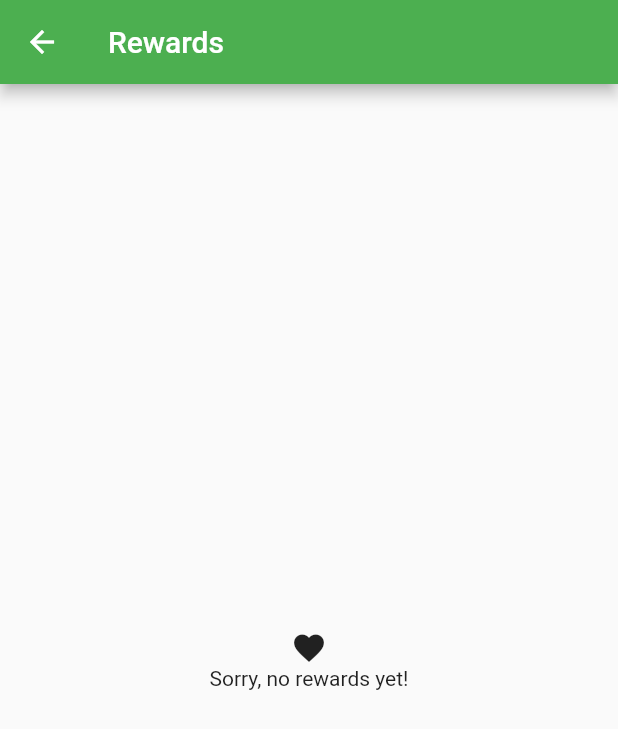
After one commit to johncallahan/quiznoob-flutter, a Flutter app: the screen it shows after launch, after a tap on "100", on a phone screen of 412 x 824 dp. The commit adds this screen. Shown: the top 729 px of the screen. Run offline on Flutter 3.47's test engine with Material 2 defaults, Android fonts, the phone set to English and light mode, and no system bars; our stand-ins replace shared_preferences; network calls fail.

Commit message:
initial wiring for rewards

```diff
--- /dev/null
+++ b/lib/RewardsPage.dart
@@ -0,0 +1,112 @@
+import 'dart:async';
+import 'dart:convert';
+import 'package:flutter/foundation.dart';
+import 'package:flutter/material.dart';
+import 'package:http/http.dart' as http;
+import 'package:quizcircle/RewardsListItem.dart';
+import 'package:quizcircle/model/Reward.dart';
+import 'package:shared_preferences/shared_preferences.dart';
+
+class RewardsPage extends StatefulWidget {
+  @override
+  RewardsPageState createState() => new RewardsPageState();
+}
+
+class RewardsPageState extends State<RewardsPage> {
+
+  List<Reward> rewards = new List();
+  final GlobalKey<RefreshIndicatorState> _refreshIndicatorKey = new GlobalKey<RefreshIndicatorState>();
+  String _accessToken;
+  String _url;
+
+  @override
+  void initState() async {
+    await this.getSharedPreferences();
+    this.getData();
+  }
+
+  getSharedPreferences() async {
+    SharedPreferences prefs = await SharedPreferences.getInstance();
+    this.setState(() {
+      _url = prefs.getString("url");
+      _accessToken = prefs.getString("token");
+    });
+    print("get url = ${_url}");
+    print("get token = ${_accessToken}");
+  }
+
+  Future<Null> getData() async {
+    print("data url = ${_url}");
+    print("data token = ${_accessToken}");
+    http.Response response = await http.post(
+      Uri.encodeFull("${_url}/api/rewards.json"),
+      body: {"access_token": _accessToken},
+      headers: {
+        "Accept":"application/json"
+      }
+    );
+    this.setState(() {
+      rewards.clear();
+      List l = JSON.decode(response.body);
+      l.forEach((map) {
+        print("processing");
+        rewards.add(new Reward(map["id"].toInt(), map["name"], map["cost"].toInt(), map["description"]));
+      });
+    });
+  }
+
+  Future<Null> _handleRefresh() {
+    final Completer<Null> completer = new Completer<Null>();
+    this.getData();
+    new Timer(const Duration(seconds: 3), () { completer.complete(null); });
+    return completer.future.then((_) { print("completed refreshing"); });
+  }
+
+  @override
+  Widget build(BuildContext context) {
+    if(rewards.length > 0) {
+      return new Scaffold(
+        appBar: new AppBar(
+          title: new Text("Rewards"),
+	  backgroundColor: Colors.green,
+          actions: <Widget>[
+	    new FlatButton(
+	      child: new Row(
+	        children: <Widget>[
+	          new Icon(Icons.favorite, color: Colors.red),
+	          new Text("100", style: new TextStyle(color: Colors.white, fontWeight: FontWeight.bold)),
+	      ])
+	    ),
+          ]
+        ),
+        body: new RefreshIndicator(
+          key: _refreshIndicatorKey,
+          onRefresh: _handleRefresh,
+          child: new ListView(
+            children: rewards.map((Reward reward) {
+	      return new RewardsListItem(reward);
+	    }).toList()
+          )
+        )
+      );
+    } else {
+      print("no rewards");
+      return new Scaffold(
+        appBar: new AppBar(
+          title: new Text("Rewards"),
+        ),
+        body: new Container(
+          child: new Center(
+            child: new Column(
+	      mainAxisAlignment: MainAxisAlignment.center,
+	      children: <Widget>[
+	        new Icon(Icons.favorite),
+	        new Text("Sorry, no rewards yet!"),
+	      ]
+            )
+          )
+        )
+      );
+    }
+  }
+}
--- a/lib/Subjects.dart
+++ b/lib/Subjects.dart
@@ -1,6 +1,7 @@
 import 'package:flutter/material.dart';
 import 'package:quizcircle/HomePage.dart';
 import 'package:quizcircle/AppSettings.dart';
+import 'package:quizcircle/RewardsPage.dart';
 
 final List<String> subjects = <String>[
   "All Quizzes",
@@ -62,7 +63,12 @@ class Subjects extends StatelessWidget {
 	      children: <Widget>[
 	      new Icon(Icons.favorite, color: Colors.red),
 	      new Text("100", style: new TextStyle(color: Colors.white, fontWeight: FontWeight.bold)),
-	    ])
+	    ]),
+	    onPressed: (() {
+	      Navigator.push(context, new MaterialPageRoute(
+	        builder: (BuildContext context) => new RewardsPage(),
+		));
+	    }),
 	  ),
           new IconButton(
    	    icon: new Icon(Icons.settings),
--- /dev/null
+++ b/lib/model/Reward.dart
@@ -0,0 +1,8 @@
+class Reward {
+  int id;
+  String name;
+  String description;
+  int cost;
+
+  Reward(this.id, this.name, this.cost, this.description);
+}
```
Also changed, not shown: lib/RewardPage.dart (added, +131 -0 lines), lib/RewardsListItem.dart (added, +51 -0 lines).
